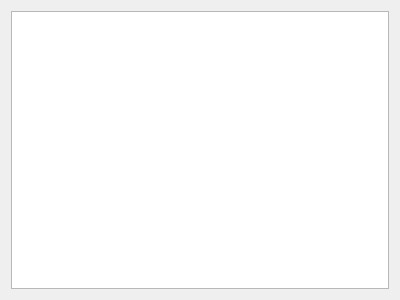
First picture: the form in src/Editor/Gltf/GltfWidget.ui, repository GameOverture/HarmonyEngine, before the edit.
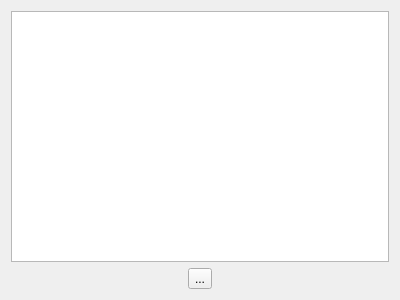
Second picture: the form after the edit.

Commit message: Go man merge

Diff of the .ui file:
```diff
--- a/src/Editor/Gltf/GltfWidget.ui
+++ b/src/Editor/Gltf/GltfWidget.ui
@@ -17,6 +17,17 @@
    <item>
     <widget class="QTreeView" name="treeView"/>
    </item>
+   <item>
+    <layout class="QHBoxLayout" name="horizontalLayout">
+     <item>
+      <widget class="QToolButton" name="btnAddGltf">
+       <property name="text">
+        <string>...</string>
+       </property>
+      </widget>
+     </item>
+    </layout>
+   </item>
   </layout>
  </widget>
  <layoutdefault spacing="6" margin="11"/>
```
